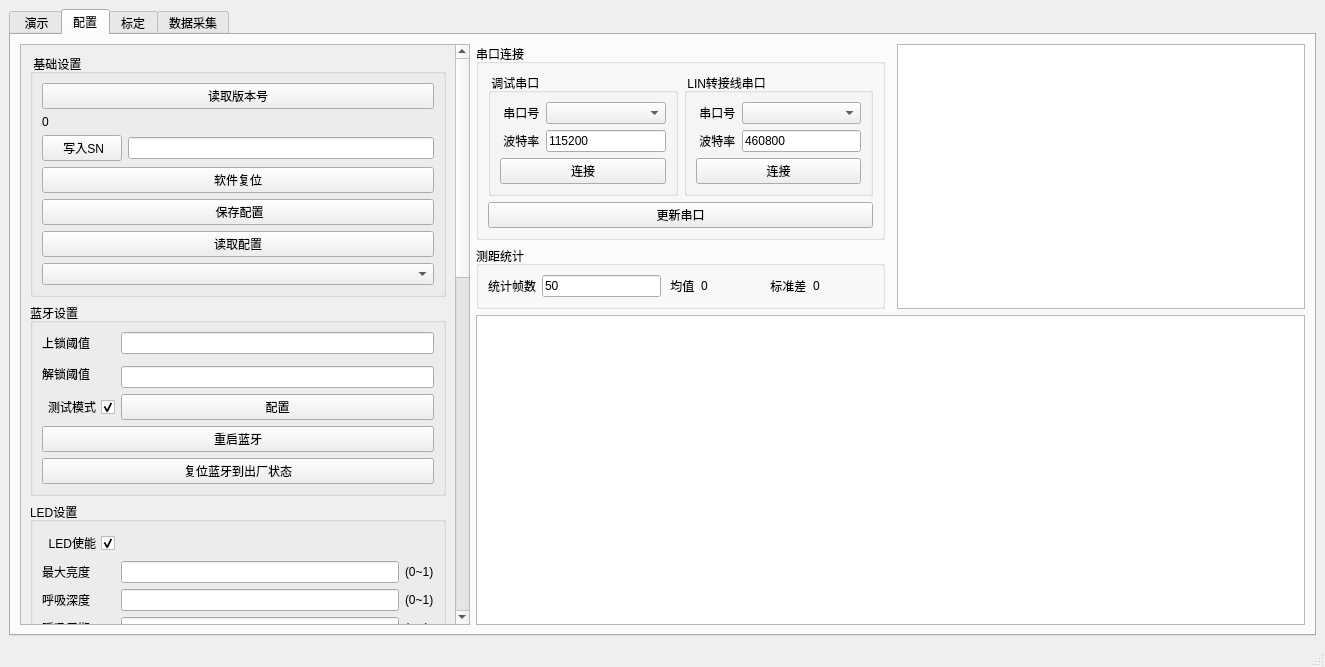
The window that mainwindow.ui (wood1139/trunk_door_demo) describes before a commit, drawn with Qt 5.
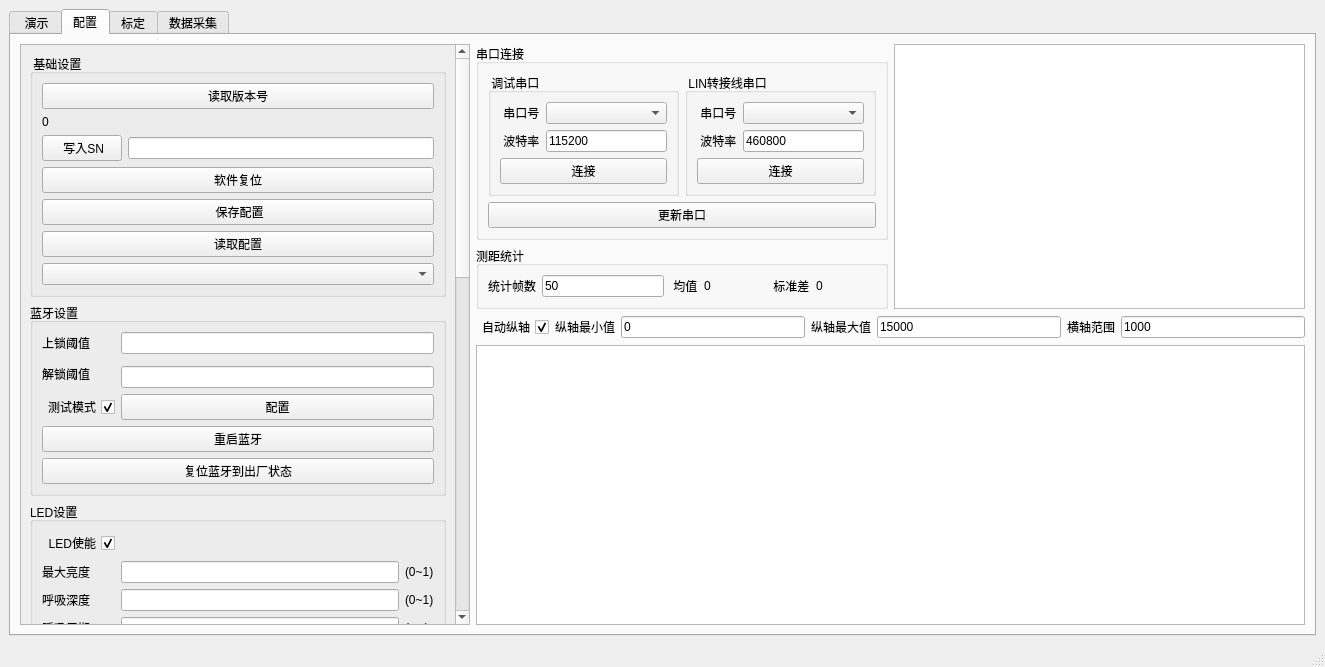
The same window after the commit. Custom widgets are drawn as their Qt base class.

Commit message: 增加测距曲线显示功能

The edit to the form file:
```diff
--- a/mainwindow.ui
+++ b/mainwindow.ui
@@ -46,106 +46,7 @@
         <string>配置</string>
        </attribute>
        <layout class="QGridLayout" name="gridLayout_12">
-        <item row="1" column="1">
-         <widget class="QGroupBox" name="groupBox_8">
-          <property name="title">
-           <string>串口连接</string>
-          </property>
-          <layout class="QGridLayout" name="gridLayout_11">
-           <item row="1" column="1">
-            <widget class="QGroupBox" name="groupBox_6">
-             <property name="title">
-              <string> LIN转接线串口</string>
-             </property>
-             <layout class="QGridLayout" name="gridLayout_10">
-              <item row="0" column="0">
-               <widget class="QLabel" name="label_25">
-                <property name="text">
-                 <string> 串口号</string>
-                </property>
-               </widget>
-              </item>
-              <item row="0" column="1">
-               <widget class="QComboBox" name="comboBox_comListLin"/>
-              </item>
-              <item row="1" column="0">
-               <widget class="QLabel" name="label_27">
-                <property name="text">
-                 <string> 波特率</string>
-                </property>
-               </widget>
-              </item>
-              <item row="1" column="1">
-               <widget class="QLineEdit" name="lineEdit_baudrateLin">
-                <property name="text">
-                 <string>460800</string>
-                </property>
-               </widget>
-              </item>
-              <item row="2" column="0" colspan="2">
-               <widget class="QPushButton" name="pushButton_connectComLin">
-                <property name="text">
-                 <string>连接</string>
-                </property>
-               </widget>
-              </item>
-             </layout>
-            </widget>
-           </item>
-           <item row="2" column="0" colspan="2">
-            <widget class="QPushButton" name="pushButton_refreshComList">
-             <property name="text">
-              <string>更新串口</string>
-             </property>
-            </widget>
-           </item>
-           <item row="1" column="0">
-            <widget class="QGroupBox" name="groupBox_2">
-             <property name="title">
-              <string> 调试串口</string>
-             </property>
-             <layout class="QGridLayout" name="gridLayout_9">
-              <item row="0" column="0">
-               <widget class="QLabel" name="label_6">
-                <property name="text">
-                 <string> 串口号</string>
-                </property>
-               </widget>
-              </item>
-              <item row="0" column="1">
-               <widget class="QComboBox" name="comboBox_comList"/>
-              </item>
-              <item row="1" column="0">
-               <widget class="QLabel" name="label_7">
-                <property name="text">
-                 <string> 波特率</string>
-                </property>
-               </widget>
-              </item>
-              <item row="1" column="1">
-               <widget class="QLineEdit" name="lineEdit_baudrate">
-                <property name="text">
-                 <string>115200</string>
-                </property>
-               </widget>
-              </item>
-              <item row="2" column="0" colspan="2">
-               <widget class="QPushButton" name="pushButton_connectCom">
-                <property name="text">
-                 <string>连接</string>
-                </property>
-               </widget>
-              </item>
-             </layout>
-            </widget>
-           </item>
-          </layout>
-         </widget>
-        </item>
-        <item row="1" column="3" rowspan="2">
-         <widget class="QTableView" name="tableView"/>
-        </item>
-        <item row="1" column="0" rowspan="3">
+        <item row="0" column="0" rowspan="4">
          <widget class="QScrollArea" name="scrollArea_settings">
           <property name="widgetResizable">
            <bool>true</bool>
@@ -658,10 +559,106 @@
           </widget>
          </widget>
         </item>
-        <item row="3" column="1" colspan="3">
-         <widget class="QChartView" name="graphicsView"/>
+        <item row="0" column="1">
+         <widget class="QGroupBox" name="groupBox_8">
+          <property name="title">
+           <string>串口连接</string>
+          </property>
+          <layout class="QGridLayout" name="gridLayout_11">
+           <item row="1" column="1">
+            <widget class="QGroupBox" name="groupBox_6">
+             <property name="title">
+              <string> LIN转接线串口</string>
+             </property>
+             <layout class="QGridLayout" name="gridLayout_10">
+              <item row="0" column="0">
+               <widget class="QLabel" name="label_25">
+                <property name="text">
+                 <string> 串口号</string>
+                </property>
+               </widget>
+              </item>
+              <item row="0" column="1">
+               <widget class="QComboBox" name="comboBox_comListLin"/>
+              </item>
+              <item row="1" column="0">
+               <widget class="QLabel" name="label_27">
+                <property name="text">
+                 <string> 波特率</string>
+                </property>
+               </widget>
+              </item>
+              <item row="1" column="1">
+               <widget class="QLineEdit" name="lineEdit_baudrateLin">
+                <property name="text">
+                 <string>460800</string>
+                </property>
+               </widget>
+              </item>
+              <item row="2" column="0" colspan="2">
+               <widget class="QPushButton" name="pushButton_connectComLin">
+                <property name="text">
+                 <string>连接</string>
+                </property>
+               </widget>
+              </item>
+             </layout>
+            </widget>
+           </item>
+           <item row="2" column="0" colspan="2">
+            <widget class="QPushButton" name="pushButton_refreshComList">
+             <property name="text">
+              <string>更新串口</string>
+             </property>
+            </widget>
+           </item>
+           <item row="1" column="0">
+            <widget class="QGroupBox" name="groupBox_2">
+             <property name="title">
+              <string> 调试串口</string>
+             </property>
+             <layout class="QGridLayout" name="gridLayout_9">
+              <item row="0" column="0">
+               <widget class="QLabel" name="label_6">
+                <property name="text">
+                 <string> 串口号</string>
+                </property>
+               </widget>
+              </item>
+              <item row="0" column="1">
+               <widget class="QComboBox" name="comboBox_comList"/>
+              </item>
+              <item row="1" column="0">
+               <widget class="QLabel" name="label_7">
+                <property name="text">
+                 <string> 波特率</string>
+                </property>
+               </widget>
+              </item>
+              <item row="1" column="1">
+               <widget class="QLineEdit" name="lineEdit_baudrate">
+                <property name="text">
+                 <string>115200</string>
+                </property>
+               </widget>
+              </item>
+              <item row="2" column="0" colspan="2">
+               <widget class="QPushButton" name="pushButton_connectCom">
+                <property name="text">
+                 <string>连接</string>
+                </property>
+               </widget>
+              </item>
+             </layout>
+            </widget>
+           </item>
+          </layout>
+         </widget>
         </item>
-        <item row="2" column="1">
+        <item row="0" column="2" rowspan="2">
+         <widget class="QTableView" name="tableView"/>
+        </item>
+        <item row="1" column="1">
          <widget class="QGroupBox" name="groupBox_4">
           <property name="title">
            <string>测距统计</string>
@@ -730,6 +727,68 @@
           </layout>
          </widget>
         </item>
+        <item row="2" column="1" colspan="2">
+         <layout class="QHBoxLayout" name="horizontalLayout_11">
+          <item>
+           <widget class="QCheckBox" name="checkBox_autoYaxis">
+            <property name="layoutDirection">
+             <enum>Qt::RightToLeft</enum>
+            </property>
+            <property name="text">
+             <string>自动纵轴</string>
+            </property>
+            <property name="checked">
+             <bool>true</bool>
+            </property>
+           </widget>
+          </item>
+          <item>
+           <widget class="QLabel" name="label_20">
+            <property name="text">
+             <string>纵轴最小值</string>
+            </property>
+           </widget>
+          </item>
+          <item>
+           <widget class="QLineEdit" name="lineEdit_yaxisMin">
+            <property name="text">
+             <string>0</string>
+            </property>
+           </widget>
+          </item>
+          <item>
+           <widget class="QLabel" name="label_21">
+            <property name="text">
+             <string>纵轴最大值</string>
+            </property>
+           </widget>
+          </item>
+          <item>
+           <widget class="QLineEdit" name="lineEdit_yaxisMax">
+            <property name="text">
+             <string>15000</string>
+            </property>
+           </widget>
+          </item>
+          <item>
+           <widget class="QLabel" name="label_22">
+            <property name="text">
+             <string>横轴范围</string>
+            </property>
+           </widget>
+          </item>
+          <item>
+           <widget class="QLineEdit" name="lineEdit_xaxisRange">
+            <property name="text">
+             <string>1000</string>
+            </property>
+           </widget>
+          </item>
+         </layout>
+        </item>
+        <item row="3" column="1" colspan="2">
+         <widget class="QChartView" name="graphicsView"/>
+        </item>
        </layout>
       </widget>
       <widget class="QWidget" name="tab">
```
Left out of the diff: 6 changed lines with no effect on the pictures. The commit also changes 2 other files.
